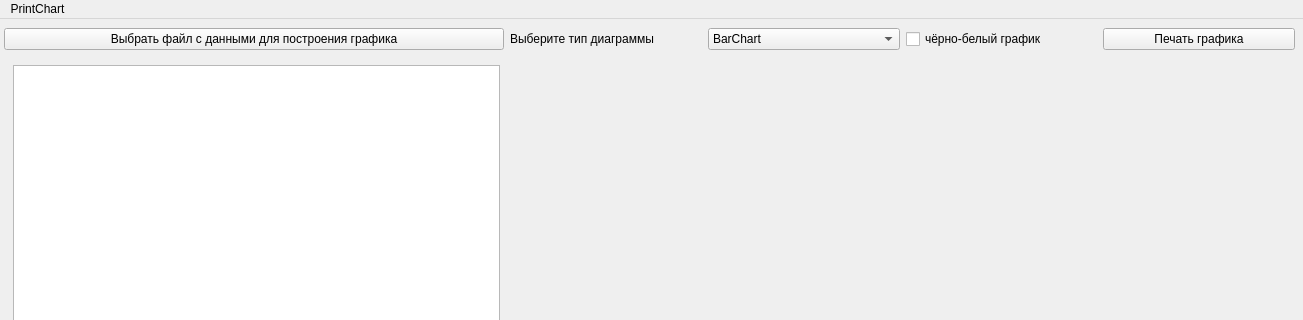
Qt form mainwindow.ui (Knikits/Lab_3) before a commit; both pictures show x 0 to 1303 and y 0 to 320 of the 1303 by 680 pixel window.
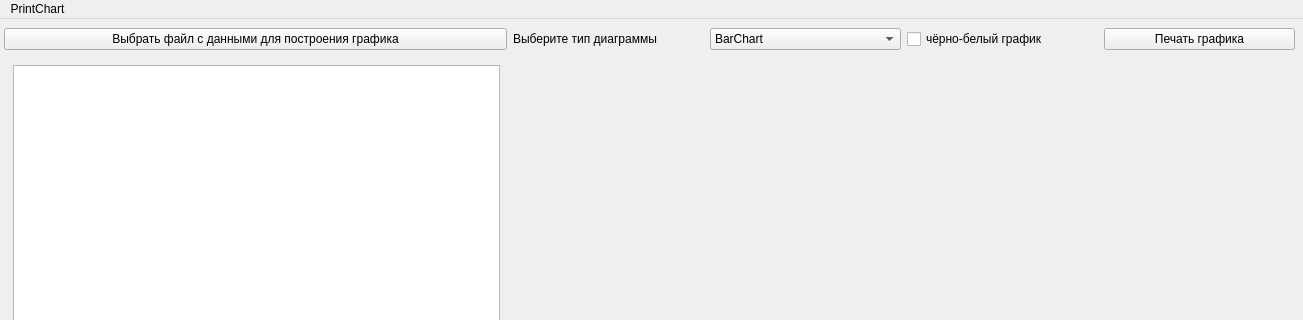
The same form after that commit.

```diff
--- a/mainwindow.ui
+++ b/mainwindow.ui
@@ -36,7 +36,7 @@
         <widget class="QPushButton" name="pushButton_2">
          <property name="minimumSize">
           <size>
-           <width>500</width>
+           <width>503</width>
            <height>0</height>
           </size>
          </property>
```
